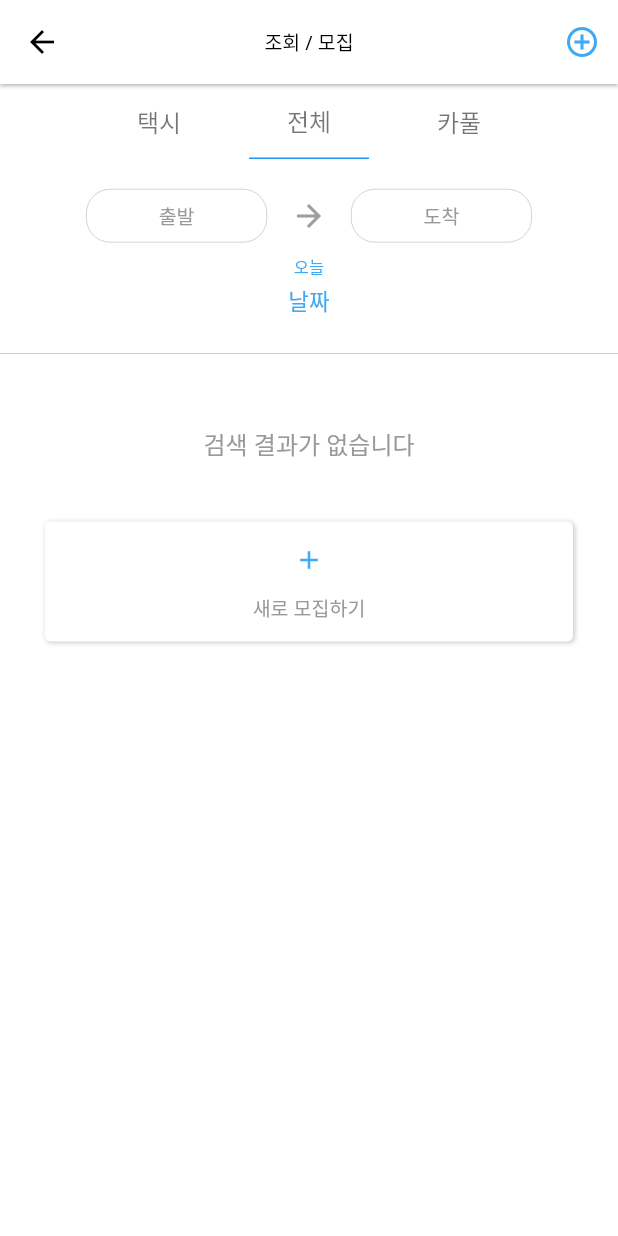
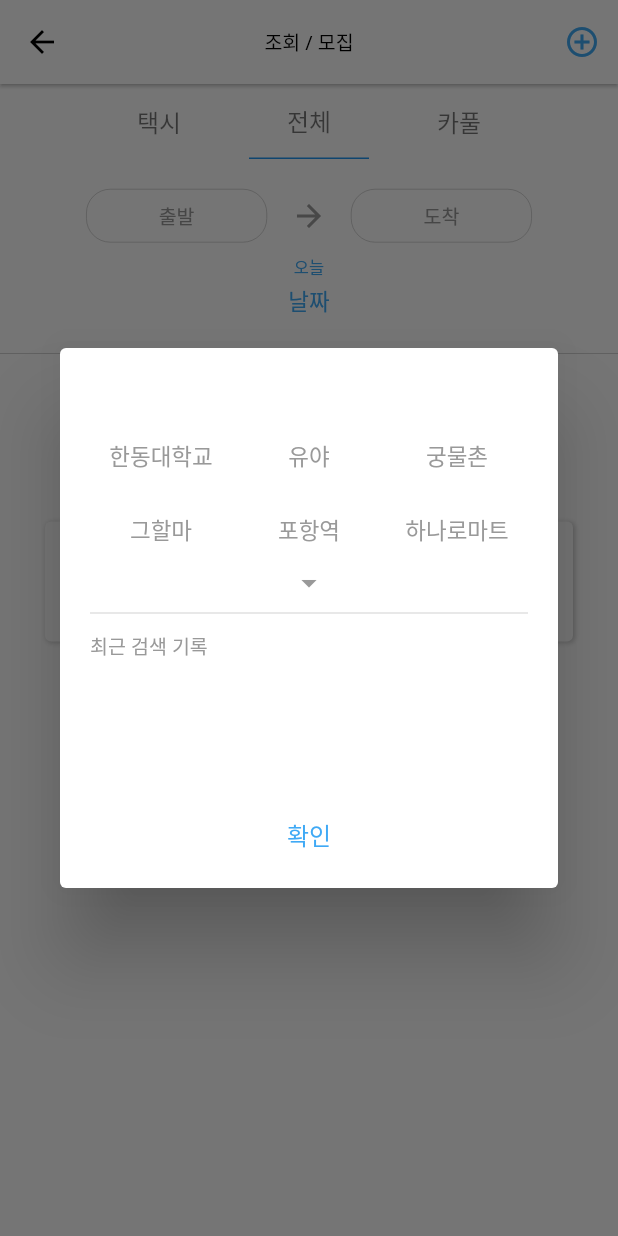
Before and after one commit to I-Taxi/itaxi-front, a Flutter app: the MainScreen screen opened directly, after a tap on "출발", on a phone screen of 412 x 824 dp. Run offline on Flutter 3.47's test engine with Material 2 defaults, Android fonts, the phone set to English and light mode, and no system bars; our stand-ins replace cloud_firestore, firebase_auth, firebase_core, get; accounts and stored records are empty; network calls fail; Roboto replaces fonts that are missing (Seoul).

Commit message:
feat: Make selecting place dialog (ing)

```diff
--- a/lib/mainScreen.dart
+++ b/lib/mainScreen.dart
@@ -213,13 +213,10 @@ class _MainScreenState extends State<MainScreen> {
                   ],
                 ),
 
-                Expanded(
-                  child: postIsEmpty(context),
-                ),
+                postIsEmpty(context),
 
                 // post list
-                // Expanded(
-                //   child: FutureBuilder<List<Post>>(
+                // FutureBuilder<List<Post>>(
                 //     future: _postsController.posts,
                 //     builder: (BuildContext context, snapshot) {
                 //       if (snapshot.hasData) {
@@ -256,7 +253,6 @@ class _MainScreenState extends State<MainScreen> {
                 //       );
                 //     },
                 //   ),
-                // ),
               ],
             );
           },
--- a/lib/widget/selectPlaceDialog.dart
+++ b/lib/widget/selectPlaceDialog.dart
@@ -3,67 +3,134 @@ import 'package:get/get.dart';
 import 'package:itaxi/controller/placeController.dart';
 import 'package:itaxi/model/place.dart';
 
-Dialog selectPlaceDialog({required BuildContext context, required int type}) {
+void selectPlaceDialog({required BuildContext context, required int type}) {
   PlaceController _placeController = Get.put(PlaceController());
   final colorScheme = Theme.of(context).colorScheme;
   final textTheme = Theme.of(context).textTheme;
 
+  List<String> places = ['한동대학교', '유야', '궁물촌', '그할마', '포항역', '하나로마트'];
+
+  showDialog(
+      context: context,
+      builder: (BuildContext context) {
         return Dialog(
           child: Container(
-      child: FutureBuilder<List<Place>>(
-        future: _placeController.places,
-        builder: (BuildContext context, snapshot) {
-          if (snapshot.hasData) {
-            // place 가 있을 때
-            if (snapshot.data!.isNotEmpty) {
-              // return Text('데이터 있음');
+            height: 360,
+            padding: EdgeInsets.fromLTRB(20.0, 48.0, 20.0, 12.0),
+            child: Column(
+              children: [
+                (places.length >= 6)
+                    ? displayPlaces(
+                        context: context,
+                        places: places.sublist(0, 6),
+                        type: type)
+                    : displayPlaces(
+                        context: context, places: places, type: type),
+                // if (places.length > 6)
+                Icon(
+                  Icons.arrow_drop_down,
+                  color: colorScheme.tertiary,
+                ),
+                Divider(
+                  color: colorScheme.tertiary,
+                  thickness: 0.3,
+                ),
+                const SizedBox(
+                  height: 4.0,
+                ),
+                Align(
+                  alignment: Alignment.centerLeft,
+                  child: Text(
+                    '최근 검색 기록',
+                    style: textTheme.subtitle1
+                        ?.copyWith(color: colorScheme.tertiary),
+                  ),
+                ),
+                const Spacer(),
+                TextButton(
+                    onPressed: () {
+                      Get.back();
+                    },
+                    child: Text(
+                      '확인',
+                      style: textTheme.headline1
+                          ?.copyWith(color: colorScheme.secondary),
+                    ))
+              ],
+            ),
+
+            // child: FutureBuilder<List<Place>>(
+            //   future: _placeController.places,
+            //   builder: (BuildContext context, snapshot) {
+            //     if (snapshot.hasData) {
+            //       // place 가 있을 때
+            //       if (snapshot.data!.isNotEmpty) {
+            //
+            //       }
+            //       // place 가 없을 때
+            //       else {
+            //         return Center(
+            //           child: Text('저장된 장소가 없습니다'),
+            //         );
+            //       }
+            //     }
+            //     // place read 중 오류 발생
+            //     else if (snapshot.hasError) {
+            //       return Center(
+            //         child: Text(
+            //           '${snapshot.error}',
+            //         ),
+            //       );
+            //     }
+            //     // place data reading
+            //     return CircularProgressIndicator(
+            //       color: colorScheme.secondary,
+            //     );
+            //   },
+            // ),
+          ),
+        );
+      });
+}
+
+Widget displayPlaces(
+    {required BuildContext context,
+    required List<String> places,
+    required int type}) {
+  PlaceController _placeController = Get.put(PlaceController());
+  final colorScheme = Theme.of(context).colorScheme;
+  final texttheme = Theme.of(context).textTheme;
+
   return GridView.builder(
+    shrinkWrap: true,
     gridDelegate: SliverGridDelegateWithFixedCrossAxisCount(
       crossAxisCount: 3,
+      childAspectRatio: 2 / 1,
+      mainAxisSpacing: 2.0,
+      crossAxisSpacing: 4.0,
     ),
+    itemCount: places.length,
     itemBuilder: (BuildContext context, int index) {
       return GestureDetector(
         behavior: HitTestBehavior.opaque,
         onTap: () {
-                      type == 0
-                          ? _placeController.selectDep(
-                              place: snapshot.data![index])
-                          : _placeController.selectDst(
-                              place: snapshot.data![index]);
+          // if (type == 0) {
+          //   _placeController.selectDep(place: places[index]);
+          // } else {
+          //   _placeController.selectDst(place: places[index]);
+          // }
+          print(index);
+          Get.back();
         },
         child: Container(
+          alignment: Alignment.center,
           child: Text(
-                        '${snapshot.data![index].name}',
-                        style: textTheme.headline2
-                            ?.copyWith(color: colorScheme.tertiary),
+            '${places[index]}',
+            style: texttheme.headline1
+                ?.copyWith(color: colorScheme.tertiary, fontSize: 15),
           ),
         ),
       );
     },
   );
 }
-
-            // place 가 없을 때
-            else {
-              return Center(
-                child: Text('저장된 장소가 없습니다'),
-              );
-            }
-          }
-          // place read 중 오류 발생
-          else if (snapshot.hasError) {
-            return Center(
-              child: Text(
-                '${snapshot.error}',
-              ),
-            );
-          }
-          // place data reading
-          return CircularProgressIndicator(
-            color: colorScheme.secondary,
-          );
-        },
-      ),
-    ),
-  );
-}
```
Lines whose indentation alone changed are shown as unchanged.
